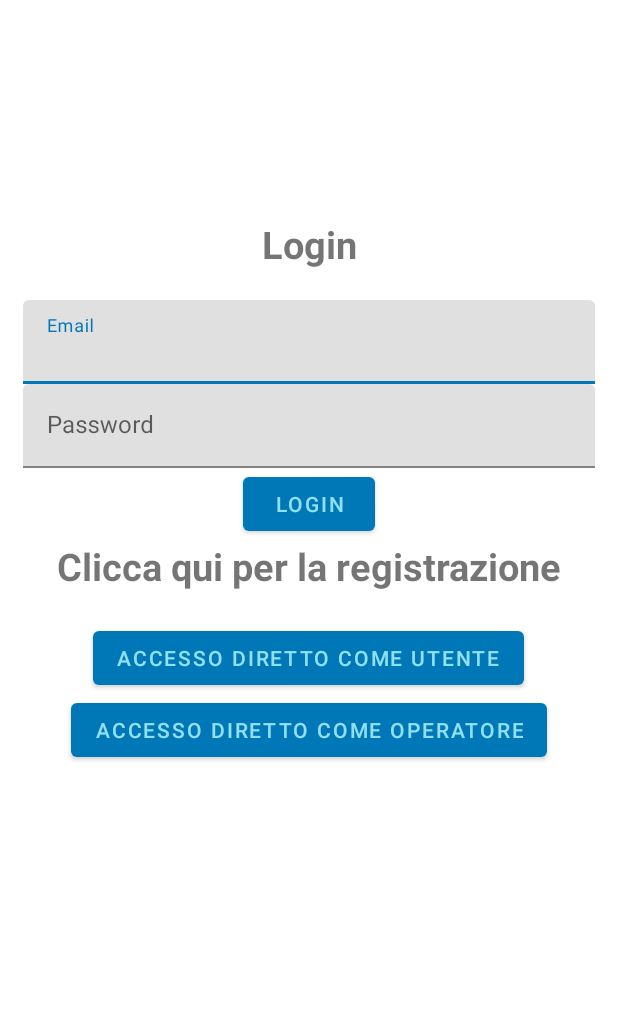
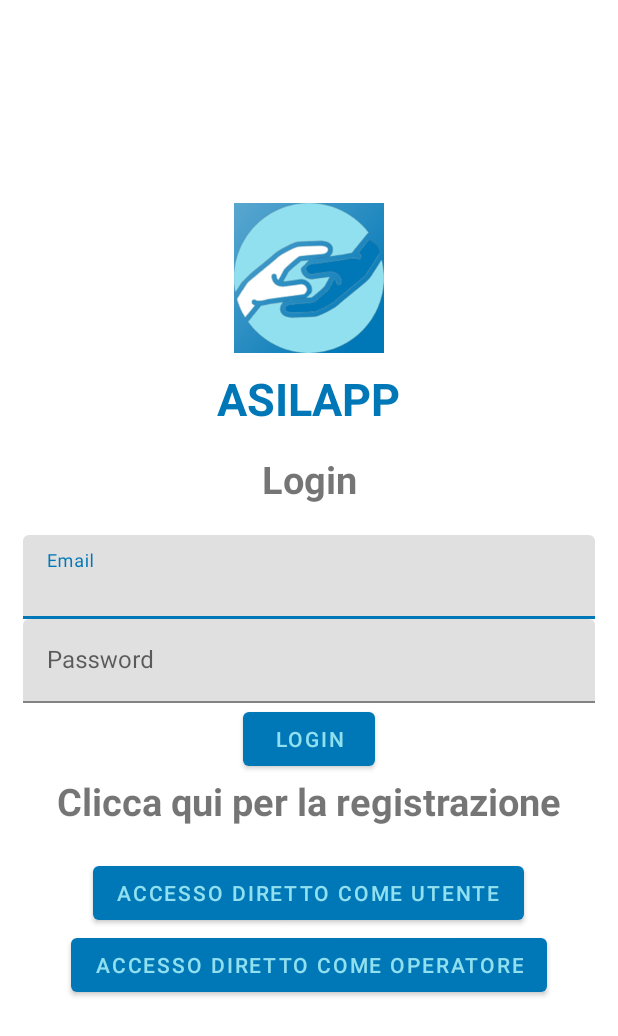
Before and after one commit to France9928/sms23246, an Android app: the screen it shows after launch (Login), on a phone screen of 412 x 824 dp. Shown: the top 1036 px of the screen. Run offline under Robolectric (Android 15) with nearby library versions, the phone set to English and light mode, and no system bars; our stand-ins replace Firebase (no records; nobody signed in at launch, a user with empty details on screens opened directly).

Commit message:
logo added

```diff
--- a/app/src/main/res/layout/activity_login.xml
+++ b/app/src/main/res/layout/activity_login.xml
@@ -3,7 +3,7 @@
     xmlns:app="http://schemas.android.com/apk/res-auto"
     xmlns:tools="http://schemas.android.com/tools"
     android:layout_width="match_parent"
-    android:paddingTop="130dp"
+    android:paddingTop="120dp"
     android:layout_height="match_parent">
 
     <LinearLayout
@@ -14,6 +14,24 @@
         android:padding="15dp"
         tools:context=".Login">
 
+        <ImageView
+            android:layout_width="100dp"
+            android:layout_height="100dp"
+            android:layout_gravity="center"
+            android:src="@drawable/logo" />
+
+        <TextView
+            android:layout_width="wrap_content"
+            android:layout_height="wrap_content"
+            android:text="ASILAPP"
+            android:textSize="30sp"
+            android:textColor="@color/second_color"
+            android:textStyle="bold"
+            android:layout_gravity="center"
+            android:paddingTop="10dp"/>
+        <View
+            android:layout_width="match_parent"
+            android:layout_height="16dp" />
         <TextView
             android:textSize="25sp"
             android:textStyle="bold"
```
Also changed, not shown: app/src/main/res/layout/activity_register.xml (+14 -0 lines), app/src/main/res/drawable/logo.png (added).
